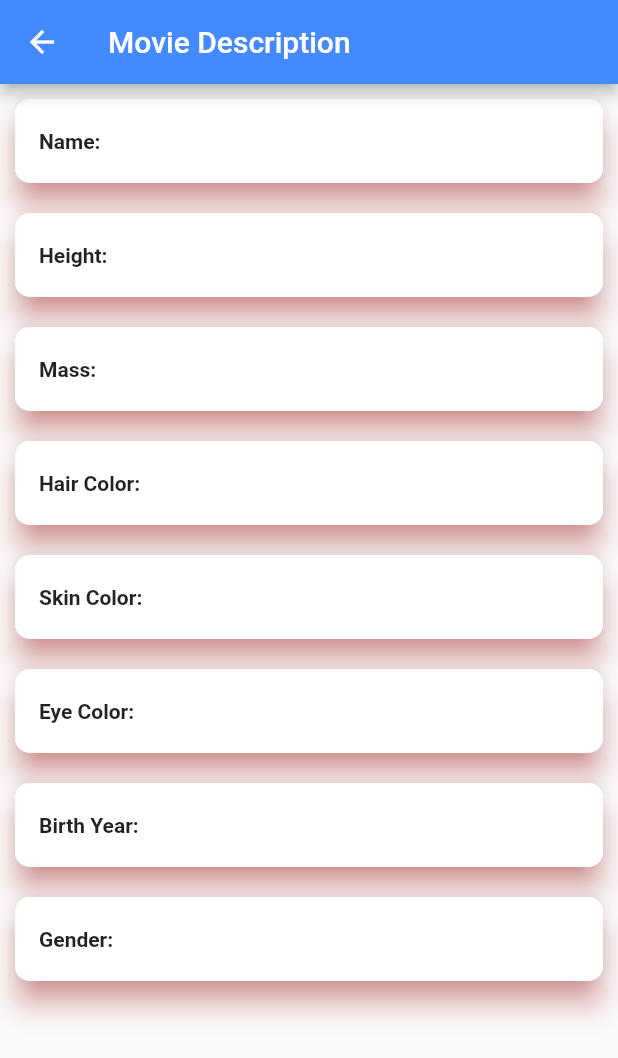
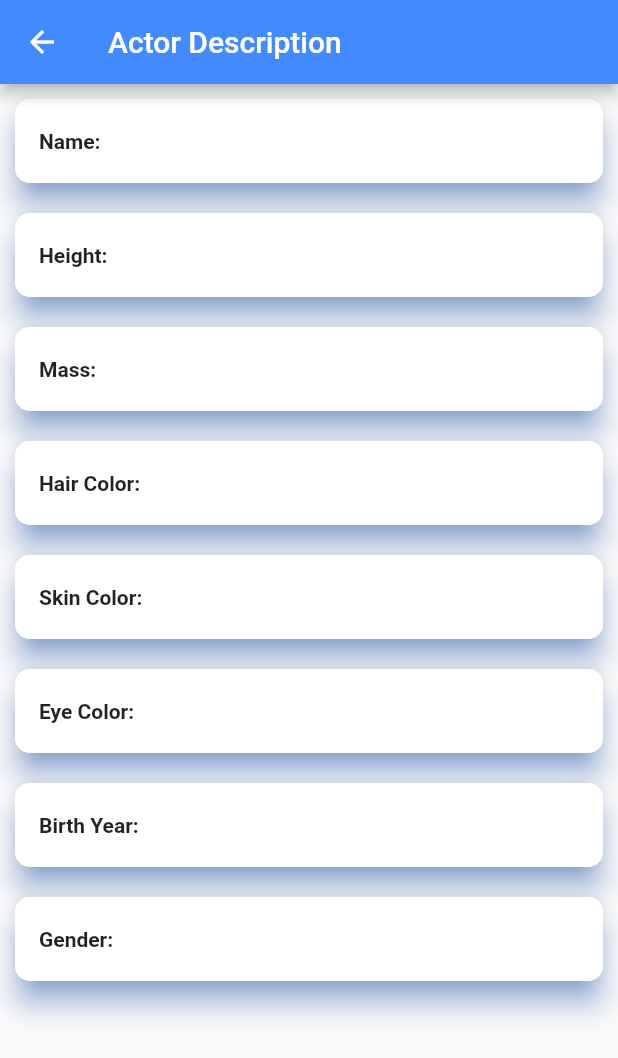
Before and after one commit to kebyzak/egistic-test-task, a Flutter app: the ActorDetail screen opened directly with empty values, on a phone screen of 412 x 824 dp. Shown: the top 1058 px of the screen. Run offline on Flutter 3.47's test engine with Material 2 defaults, Android fonts, the phone set to English and light mode, and no system bars; our stand-ins replace bloc, flutter_bloc; network calls fail.

Commit message:
fix actor detail

```diff
--- a/lib/feature/actors/ui/actor_detail.dart
+++ b/lib/feature/actors/ui/actor_detail.dart
@@ -10,7 +10,7 @@ class ActorDetail extends StatelessWidget {
   Widget build(BuildContext context) {
     return Scaffold(
       appBar: AppBar(
-        title: const Text('Movie Description'),
+        title: const Text('Actor Description'),
         backgroundColor: Colors.blueAccent,
       ),
       body: SingleChildScrollView(
@@ -45,7 +45,7 @@ class ActorDetailCard extends StatelessWidget {
         ),
       ),
       elevation: 8,
-      shadowColor: Colors.redAccent,
+      shadowColor: Colors.blueAccent,
       margin: const EdgeInsets.all(10),
       shape: OutlineInputBorder(
           borderRadius: BorderRadius.circular(10),
```
